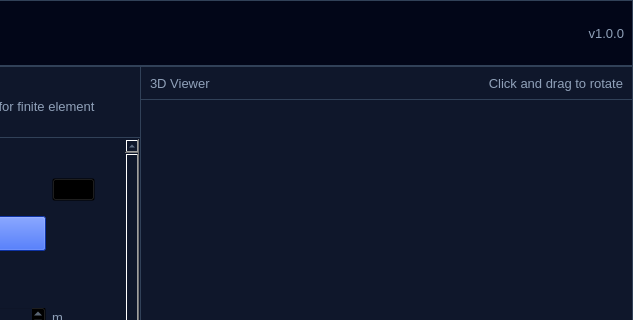
Before: the Qt Designer form ui/applayout.ui in mhddany/radex-simulator, drawn with Qt 5; both pictures show x 353 to 986 and y 0 to 320 of the 986 by 611 pixel window.
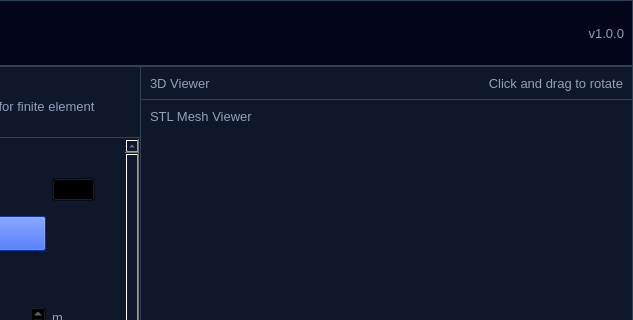
After: the same form once the commit is applied. Icons and pictures are not drawn. Custom widgets are drawn as their Qt base class.

Commit message: add tetViewer, add tet generation

```diff
--- a/ui/applayout.ui
+++ b/ui/applayout.ui
@@ -3331,7 +3331,39 @@
             </widget>
            </item>
            <item>
-            <widget class="QVTKRenderWindowInteractor" name="vtkViewer"/>
+            <widget class="QStackedWidget" name="viewerStackedWidget">
+             <property name="currentIndex">
+              <number>0</number>
+             </property>
+             <widget class="QWidget" name="vtkViewerPage">
+              <layout class="QVBoxLayout" name="verticalLayout_36">
+               <item>
+                <widget class="QLabel" name="vtkViewerLabel">
+                 <property name="text">
+                  <string>STL Mesh Viewer</string>
+                 </property>
+                </widget>
+               </item>
+               <item>
+                <widget class="QVTKRenderWindowInteractor" name="vtkViewer"/>
+               </item>
+              </layout>
+             </widget>
+             <widget class="QWidget" name="tetViewerPage">
+              <layout class="QVBoxLayout" name="verticalLayout_37">
+               <item>
+                <widget class="QLabel" name="tetViewerLabel">
+                 <property name="text">
+                  <string>Tetrahedral Mesh Viewer</string>
+                 </property>
+                </widget>
+               </item>
+               <item>
+                <widget class="QVTKRenderWindowInteractor" name="tetViewer"/>
+               </item>
+              </layout>
+             </widget>
+            </widget>
            </item>
           </layout>
          </widget>
```
Left out of the diff: 2 changed lines with no effect on the pictures. The commit also changes 5 other files.
